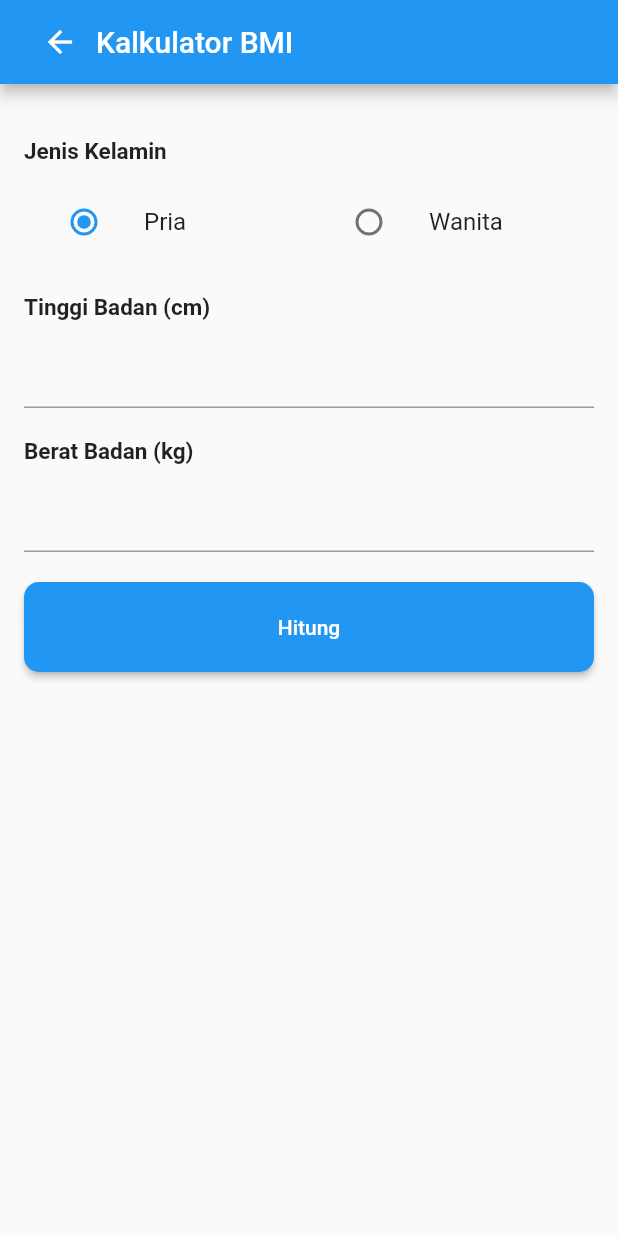
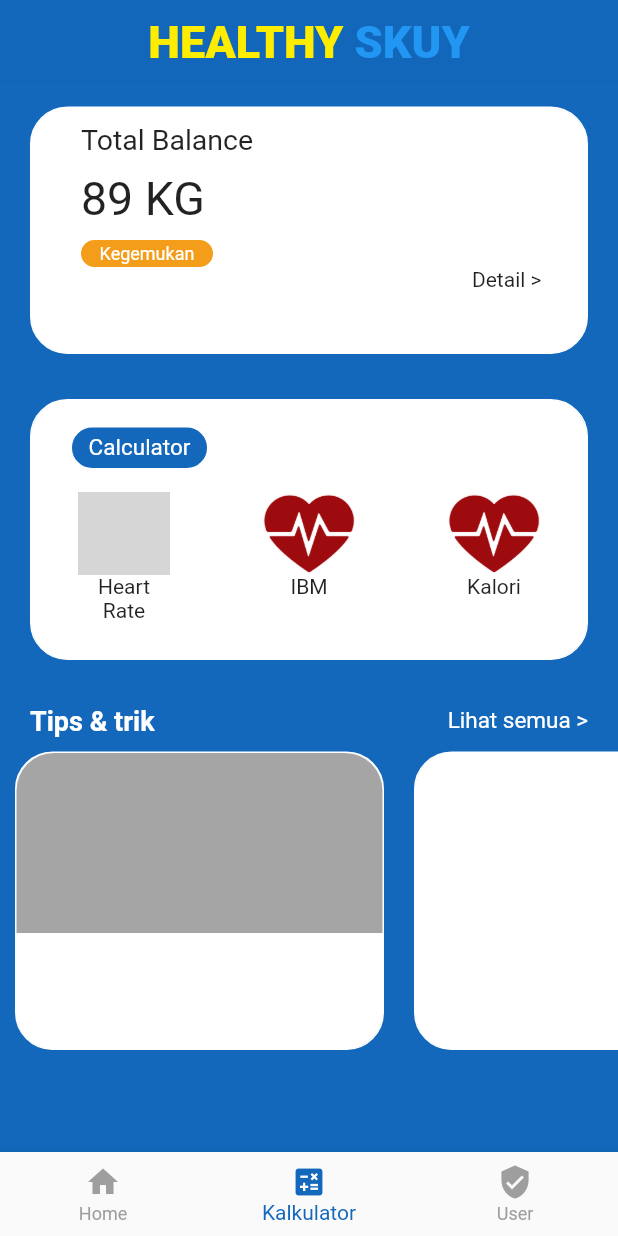
Before and after one commit to hanif2811/AplikasiKesehatanIF21A, a Flutter app: the screen it shows once a user with an empty profile is signed in, item 2 of the bottom bar chosen, on a phone screen of 412 x 824 dp. Run offline on Flutter 3.47's test engine with Material 2 defaults, Android fonts, the light colour scheme and no system bars; our stand-ins replace cloud_firestore, firebase_auth, firebase_core, fluttertoast, introduction_screen, random_string; accounts and stored records are empty; grey boxes are pictures that could not be loaded.

Commit message:
NavBarEdit Fixes #33

```diff
--- a/lib/views/HomePage/home_page.dart
+++ b/lib/views/HomePage/home_page.dart
@@ -1,49 +1,77 @@
 import 'package:flutter/material.dart';
 import 'package:tugasakhir_aplikasi_kesehatan/views/MenuPakar/Beranda.dart';
 import 'package:tugasakhir_aplikasi_kesehatan/widgets/profile.dart';
+import '../../widgets/AppBar.dart';
+import '../../widgets/kalkulator_page.dart';
 import 'circle_button.dart';
-import 'package:tugasakhir_aplikasi_kesehatan/widgets/bmi_kalkulator.dart';
 
-class Home_Screen extends StatelessWidget {
-  const Home_Screen({super.key});
+class HomePage extends StatefulWidget {
+  @override
+  State<HomePage> createState() => _HomePageState();
+}
 
-  @override
-  Widget build(BuildContext context) {
-    return MaterialApp(
-      title: 'BMI Calculator',
-      home: HomePage(),
-      debugShowCheckedModeBanner: false,
-      routes: {
-        '/home': (context) => HomePage(),
-        '/settings': (context) => UserPage(),
-        '/calculator': (context) => BMICalculatorApp(),
-      },
-    );
+class _HomePageState extends State<HomePage> {
+  int _selectedNavbar = 0;
+
+  void changeNavBar(int index) {
+    setState(() {
+      _selectedNavbar = index;
+    });
+  }
+
+  Widget halaman() {
+    if (_selectedNavbar == 0) {
+      return HalamanBeranda(context);
+    } else if (_selectedNavbar == 1) {
+      return kalkulator_Page();
+    } else {
+      return profile();
     }
   }
 
-class HomePage extends StatelessWidget {
   @override
   Widget build(BuildContext context) {
     return Scaffold(
       appBar: AppBar(
-        leading: IconButton(
-          icon: Icon(Icons.menu),
-          onPressed: () {
-            // Tambahkan dengan Navigator.push()
-          },
+        backgroundColor: Color.fromRGBO(19, 103, 187, 1),
+        title: appBar(context),
+        centerTitle: true,
+        elevation: 0,
       ),
-        title: Text(
-          'Healthy Skuy',
-          style: TextStyle(
-            fontWeight: FontWeight.bold,
-            fontSize: 20,
-            color: Colors.yellow.shade100,
+      body: halaman(),
+      bottomNavigationBar: BottomNavigationBar(
+        items: [
+          BottomNavigationBarItem(
+            icon: Icon(Icons.home),
+            label: 'Home',
           ),
+          BottomNavigationBarItem(
+            icon: Icon(Icons.calculate),
+            label: 'Kalkulator',
           ),
-        centerTitle: true,
+          BottomNavigationBarItem(
+            icon: Icon(Icons.verified_user),
+            label: 'User',
           ),
-      body: Container(
+        ],
+
+        //     NavigationBar.push(
+        //       context,
+        //       MaterialPageRoute(builder: (context) => BMICalculatorApp())
+        //     )
+        // },
+
+        onTap: changeNavBar,
+        currentIndex: _selectedNavbar,
+        selectedItemColor: Color(0xFF1368BB),
+        unselectedItemColor: Colors.grey,
+        showSelectedLabels: true,
+      ),
+    );
+  }
+
+  Container HalamanBeranda(BuildContext context) {
+    return Container(
       color: Colors.blue, // Ubah warna background menjadi biru
       child: SingleChildScrollView(
         child: Column(
@@ -206,46 +234,6 @@ class HomePage extends StatelessWidget {
           ],
         ),
       ),
-      ),
-      bottomNavigationBar: BottomNavigationBar(
-        items: [
-          BottomNavigationBarItem(
-            icon: Icon(Icons.home),
-            label: 'Home',
-          ),
-          BottomNavigationBarItem(
-            icon: Icon(Icons.calculate),
-            label: 'Kalkulator',
-          ),
-          BottomNavigationBarItem(
-            icon: Icon(Icons.verified_user),
-            label: 'User',
-          ),
-        ],
-
-        //     NavigationBar.push(
-        //       context,
-        //       MaterialPageRoute(builder: (context) => BMICalculatorApp())
-        //     )
-        // },
-
-        onTap: (int index) {
-          switch (index) {
-            case 0:
-              Navigator.push(context,
-                  MaterialPageRoute(builder: (context) => Home_Screen()));
-              break;
-            case 1:
-              Navigator.push(context,
-                  MaterialPageRoute(builder: (context) => BMICalculatorApp()));
-              break;
-            case 2:
-              Navigator.push(
-                  context, MaterialPageRoute(builder: (context) => profile()));
-              break;
-          }
-        },
-      ),
     );
   }
 }
--- a/lib/widgets/AppBar.dart
+++ b/lib/widgets/AppBar.dart
@@ -3,7 +3,9 @@ import 'package:flutter/material.dart';
 Widget appBar(BuildContext context) {
   return RichText(
     text: TextSpan(
-      style: TextStyle(fontSize: 30),
+      style: TextStyle(
+        fontSize: 30,
+      ),
       children: const <TextSpan>[
         TextSpan(
             text: 'HEALTHY',
--- a/lib/widgets/KalkulatorKalori.dart
+++ b/lib/widgets/KalkulatorKalori.dart
@@ -10,28 +10,14 @@ List<String> aktifitas = [
 ];
 String pilihAktifitas = "Silahkan Pilih Aktifitas Anda";
 
-void main(List<String> args) {
-  runApp(MyApp());
+class kalkulator_kalori extends StatefulWidget {
+  const kalkulator_kalori({super.key});
+
+  @override
+  State<kalkulator_kalori> createState() => _kalkulator_kaloriState();
 }
 
-class MyApp extends StatelessWidget {
-  const MyApp({super.key});
-
-  @override
-  Widget build(BuildContext context) {
-    return MaterialApp(
-        debugShowCheckedModeBanner: false, home: new myHomePage());
-  }
-}
-
-class myHomePage extends StatefulWidget {
-  const myHomePage({super.key});
-
-  @override
-  State<myHomePage> createState() => _myHomePageState();
-}
-
-class _myHomePageState extends State<myHomePage> {
+class _kalkulator_kaloriState extends State<kalkulator_kalori> {
   TextEditingController ageController = TextEditingController();
   TextEditingController weightController = TextEditingController();
   TextEditingController heightController = TextEditingController();
--- a/lib/widgets/bmi_kalkulator.dart
+++ b/lib/widgets/bmi_kalkulator.dart
@@ -1,17 +1,6 @@
 import 'package:flutter/material.dart';
 import 'package:fluttertoast/fluttertoast.dart';
 import 'package:tugasakhir_aplikasi_kesehatan/views/HomePage/home_page.dart';
-
-class BMICalculatorApp extends StatelessWidget {
-  @override
-  Widget build(BuildContext context) {
-    return MaterialApp(
-      title: 'BMI Calculator',
-      home: BMICalculatorScreen(),
-      debugShowCheckedModeBanner: false,
-    );
-  }
-}
 
 class BMICalculatorScreen extends StatefulWidget {
   @override
--- a/lib/widgets/kalkulator_page.dart
+++ b/lib/widgets/kalkulator_page.dart
@@ -1,26 +1,20 @@
 import 'package:flutter/material.dart';
+import 'package:tugasakhir_aplikasi_kesehatan/widgets/AppBar.dart';
 import 'package:tugasakhir_aplikasi_kesehatan/widgets/scroll_kalkulator.dart';
 import 'package:tugasakhir_aplikasi_kesehatan/widgets/scroll_tips.dart';
 
-class HomePage extends StatefulWidget {
-  const HomePage({super.key});
+class kalkulator_Page extends StatefulWidget {
+  const kalkulator_Page({super.key});
 
   @override
-  State<HomePage> createState() => _HomePageState();
+  State<kalkulator_Page> createState() => _kalkulator_PageState();
 }
 
-class _HomePageState extends State<HomePage> {
+class _kalkulator_PageState extends State<kalkulator_Page> {
   @override
   Widget build(BuildContext context) {
     return Scaffold(
         backgroundColor: const Color(0xFF1368BB),
-        appBar: AppBar(
-          leading: const Icon(Icons.menu),
-          title: Center(
-              child: Image.asset('Asset/image/logo.png', fit: BoxFit.cover)),
-          backgroundColor: const Color(0xFF1368BB),
-          elevation: 0,
-        ),
         body: ListView(
           children: [
             Container(
--- a/lib/widgets/scroll_kalkulator.dart
+++ b/lib/widgets/scroll_kalkulator.dart
@@ -1,5 +1,8 @@
 import 'package:flutter/material.dart';
 import 'package:tugasakhir_aplikasi_kesehatan/widgets/kalkultor_heartRate.dart';
+
+import 'KalkulatorKalori.dart';
+import 'bmi_kalkulator.dart';
 
 Color _colorcontainer = Colors.white;
 
@@ -17,11 +20,9 @@ class scrol_kalkulator extends StatefulWidget {
 class _scrol_kalkulatorState extends State<scrol_kalkulator> {
   @override
   Widget build(BuildContext context) {
-    return SingleChildScrollView(
-      scrollDirection: Axis.horizontal,
-      child: Padding(
-        padding: const EdgeInsets.only(top: 0),
-        child: Row(
+    return Row(
+      mainAxisAlignment: MainAxisAlignment.spaceAround,
+      crossAxisAlignment: CrossAxisAlignment.center,
       children: [
         GestureDetector(
           child: Container(
@@ -29,8 +30,8 @@ class _scrol_kalkulatorState extends State<scrol_kalkulator> {
             height: 90,
             width: 63,
             decoration: BoxDecoration(
-                  border: Border.all(
-                      color: const Color.fromARGB(255, 255, 255, 255)),
+              border:
+                  Border.all(color: const Color.fromARGB(255, 255, 255, 255)),
               borderRadius: BorderRadius.circular(10),
               color: _colorcontainer,
             ),
@@ -40,7 +41,7 @@ class _scrol_kalkulatorState extends State<scrol_kalkulator> {
                   height: 55,
                   decoration: BoxDecoration(
                     image: const DecorationImage(
-                            image: AssetImage("Asset/image/pngwing.com.png"),
+                        image: AssetImage("Assets/images/pngwing.com.png"),
                         fit: BoxFit.cover),
                     border: Border.all(
                         color: const Color.fromARGB(0, 255, 255, 255)),
@@ -65,49 +66,89 @@ class _scrol_kalkulatorState extends State<scrol_kalkulator> {
             // });
           },
         ),
-            Container(
-              margin: const EdgeInsets.all(10),
+        GestureDetector(
+          child: Container(
+            margin: const EdgeInsetsDirectional.fromSTEB(10, 15, 10, 10),
             height: 90,
             width: 63,
             decoration: BoxDecoration(
-                border: Border.all(color: const Color(0XFFD9D9D9)),
+              border:
+                  Border.all(color: const Color.fromARGB(255, 255, 255, 255)),
               borderRadius: BorderRadius.circular(10),
-                color: const Color(0XFFD9D9D9),
+              color: _colorcontainer,
+            ),
+            child: Column(
+              children: [
+                Container(
+                  height: 55,
+                  decoration: BoxDecoration(
+                    image: const DecorationImage(
+                        image: AssetImage("assets/images/pngwing.com.png"),
+                        fit: BoxFit.cover),
+                    border: Border.all(
+                        color: const Color.fromARGB(0, 255, 255, 255)),
+                    borderRadius: BorderRadius.circular(0),
+                    color: _colorcontainer,
                   ),
                 ),
-            Container(
-              margin: const EdgeInsets.all(10),
-              height: 90,
-              width: 63,
-              decoration: BoxDecoration(
-                border: Border.all(color: const Color(0XFFD9D9D9)),
-                borderRadius: BorderRadius.circular(10),
-                color: const Color(0XFFD9D9D9),
-              ),
-            ),
-            Container(
-              margin: const EdgeInsets.all(10),
-              height: 90,
-              width: 63,
-              decoration: BoxDecoration(
-                border: Border.all(color: const Color(0XFFD9D9D9)),
-                borderRadius: BorderRadius.circular(10),
-                color: const Color(0XFFD9D9D9),
-              ),
-            ),
-            Container(
-              margin: const EdgeInsets.all(10),
-              height: 90,
-              width: 63,
-              decoration: BoxDecoration(
-                border: Border.all(color: const Color(0XFFD9D9D9)),
-                borderRadius: BorderRadius.circular(10),
-                color: const Color(0XFFD9D9D9),
-              ),
+                const Text(
+                  "IBM",
+                  textAlign: TextAlign.center,
                 ),
               ],
             ),
           ),
+          onTap: () {
+            Navigator.push(
+                context,
+                MaterialPageRoute(
+                    builder: (context) => (BMICalculatorScreen())));
+            // setState(() {
+            //   _colorcontainer = const Color.fromARGB(255, 190, 190, 190);
+            // });
+          },
+        ),
+        GestureDetector(
+          child: Container(
+            margin: const EdgeInsetsDirectional.fromSTEB(10, 15, 10, 10),
+            height: 90,
+            width: 63,
+            decoration: BoxDecoration(
+              border:
+                  Border.all(color: const Color.fromARGB(255, 255, 255, 255)),
+              borderRadius: BorderRadius.circular(10),
+              color: _colorcontainer,
+            ),
+            child: Column(
+              children: [
+                Container(
+                  height: 55,
+                  decoration: BoxDecoration(
+                    image: const DecorationImage(
+                        image: AssetImage("assets/images/pngwing.com.png"),
+                        fit: BoxFit.cover),
+                    border: Border.all(
+                        color: const Color.fromARGB(0, 255, 255, 255)),
+                    borderRadius: BorderRadius.circular(0),
+                    color: _colorcontainer,
+                  ),
+                ),
+                const Text(
+                  "Kalori",
+                  textAlign: TextAlign.center,
+                ),
+              ],
+            ),
+          ),
+          onTap: () {
+            Navigator.push(context,
+                MaterialPageRoute(builder: (context) => (kalkulator_kalori())));
+            // setState(() {
+            //   _colorcontainer = const Color.fromARGB(255, 190, 190, 190);
+            // });
+          },
+        ),
+      ],
     );
   }
 }
--- a/pubspec.yaml
+++ b/pubspec.yaml
@@ -63,7 +63,8 @@ flutter:
 
   # To add assets to your application, add an assets section, like this:
   assets:
-    - assets/images/
+    - assets/images/logo.png
+    - assets/images/pngwing.com.png
 
 
   #   - images/a_dot_ham.jpeg
```
Also changed, not shown: lib/views/MenuPakar/Beranda.dart (+10 -1 lines), assets/images/pngwing.com.png (added). Lines whose indentation alone changed are shown as unchanged.
